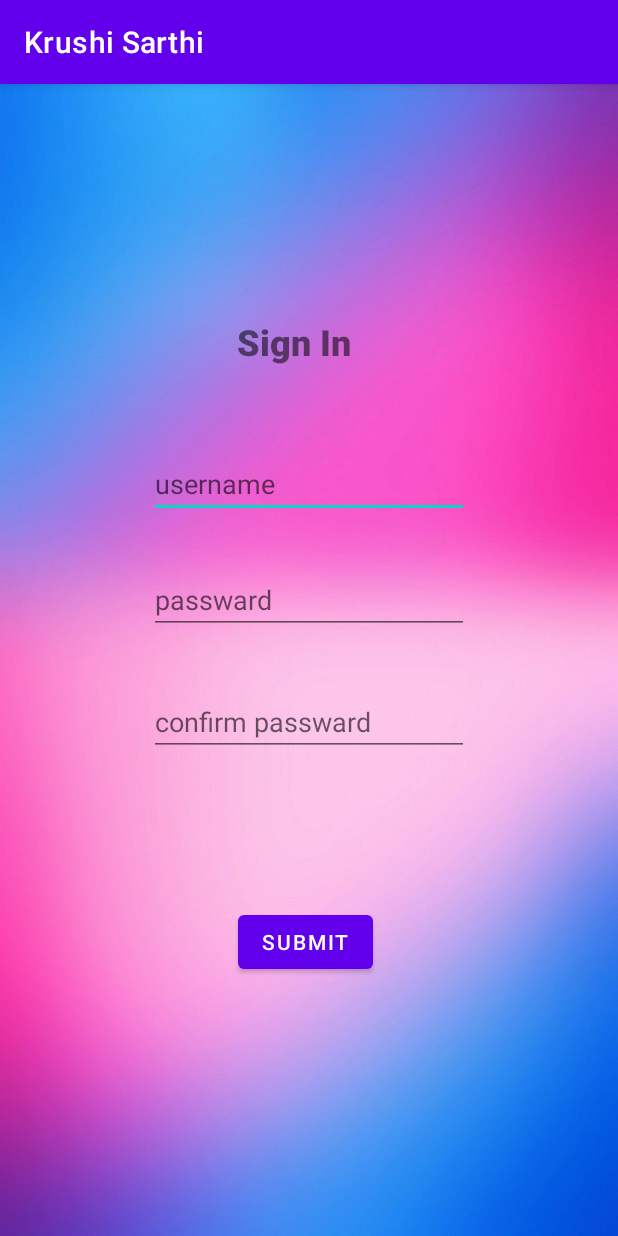
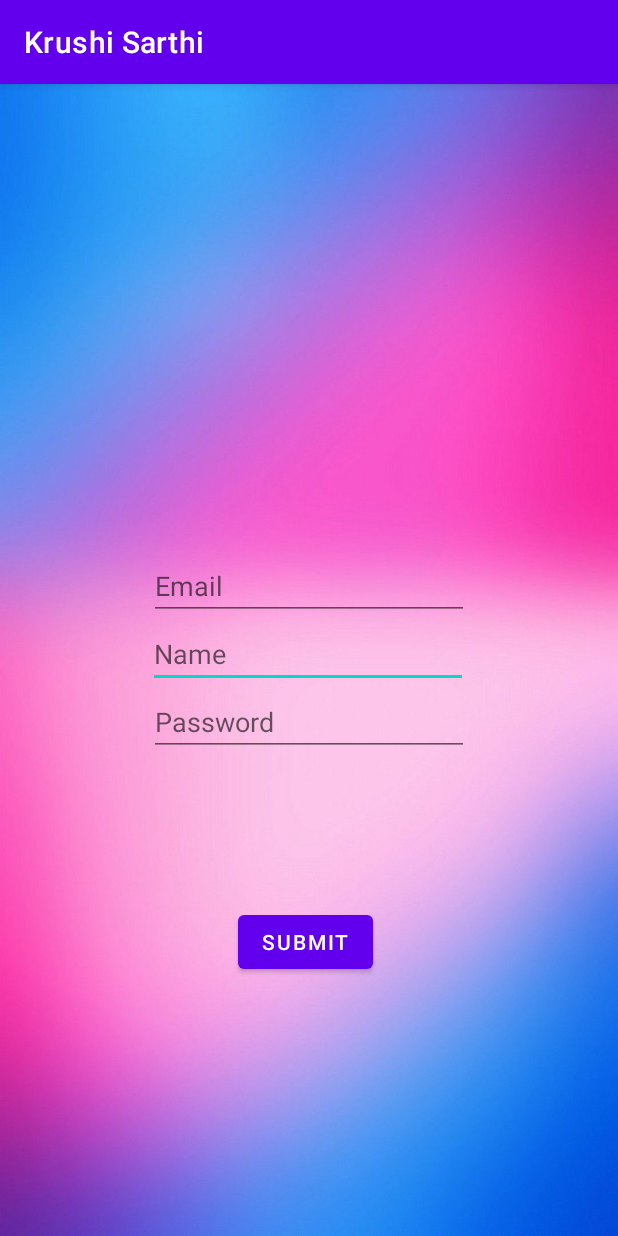
Before and after one commit to wajitshaikh1431/Krushi_Sarthi, an Android app: the screen it shows after launch (signin_activity before the commit, signup_activity after it), after a tap on "SIGN_UP", on a phone screen of 412 x 824 dp. Run offline under Robolectric (Android 15) with nearby library versions, the phone set to English and light mode, and no system bars; our stand-ins replace Firebase (no records; nobody signed in at launch, a user with empty details on screens opened directly).

Commit message:
auth with firebase added in the signup and login

```diff
--- a/app/build.gradle
+++ b/app/build.gradle
@@ -1,5 +1,6 @@
 plugins {
     id 'com.android.application'
+    id 'com.google.gms.google-services'
 }
 
 android {
@@ -40,6 +41,7 @@ dependencies {
     implementation 'androidx.lifecycle:lifecycle-livedata-ktx:2.5.1'
     implementation 'androidx.lifecycle:lifecycle-viewmodel-ktx:2.5.1'
     implementation 'androidx.cardview:cardview:1.0.0'
+    implementation 'com.google.firebase:firebase-auth:19.2.0'
 
     testImplementation 'junit:junit:4.13.2'
     androidTestImplementation 'androidx.test.ext:junit:1.1.4'
--- a/app/src/main/AndroidManifest.xml
+++ b/app/src/main/AndroidManifest.xml
@@ -45,7 +45,7 @@
             android:exported="false"
             android:label="@string/title_activity_login" />
         <activity
-            android:name=".signin_activity"
+            android:name=".signup_activity"
             android:exported="false">
             <meta-data
                 android:name="android.app.lib_name"
--- a/app/src/main/java/www/wajit/krushisarthi/MainActivity.java
+++ b/app/src/main/java/www/wajit/krushisarthi/MainActivity.java
@@ -5,22 +5,29 @@ import androidx.appcompat.app.AppCompatActivity;
 import android.content.Intent;
 import android.os.Bundle;
 import android.view.View;
-import android.widget.Button;
+import android.widget.Toast;
+
+import com.google.firebase.auth.FirebaseAuth;
+import com.google.firebase.auth.FirebaseUser;
 
 public class MainActivity extends AppCompatActivity {
+
+
+    private FirebaseAuth mAuth;
+    String currentUser = null;
 
     @Override
     protected void onCreate(Bundle savedInstanceState) {
         super.onCreate(savedInstanceState);
-        setContentView(R.layout.activity_main);
 
 
+        setContentView(R.layout.activity_main);
 
     }
 
 
-        public void btnnext(View view) {
-        Intent i = new Intent(MainActivity.this, signin_activity.class);
+    public void btnnext(View view) {
+        Intent i = new Intent(MainActivity.this, signup_activity.class);
         startActivity(i);
 
 
@@ -31,4 +38,6 @@ public class MainActivity extends AppCompatActivity {
         startActivity(b);
 
     }
+
+    private void reload() { }
 }
--- a/app/src/main/java/www/wajit/krushisarthi/signin_activity.java
+++ /dev/null
@@ -1,21 +0,0 @@
-package www.wajit.krushisarthi;
-
-import androidx.appcompat.app.AppCompatActivity;
-
-import android.content.Intent;
-import android.os.Bundle;
-import android.view.View;
-
-public class signin_activity extends AppCompatActivity {
-
-    @Override
-    protected void onCreate(Bundle savedInstanceState) {
-        super.onCreate(savedInstanceState);
-        setContentView(R.layout.activity_signin);
-    }
-
-    public void btnBack(View view) {
-        Intent i=new Intent(this, MainActivity.class);
-        startActivity(i);
-    }
-}
--- /dev/null
+++ b/app/src/main/java/www/wajit/krushisarthi/signup_activity.java
@@ -0,0 +1,111 @@
+package www.wajit.krushisarthi;
+
+import androidx.annotation.NonNull;
+import androidx.appcompat.app.AppCompatActivity;
+
+import android.content.Intent;
+import android.os.Bundle;
+import android.text.TextUtils;
+import android.view.View;
+import android.widget.Button;
+import android.widget.EditText;
+import android.widget.Toast;
+
+import com.google.android.gms.tasks.OnCompleteListener;
+import com.google.android.gms.tasks.Task;
+import com.google.firebase.auth.AuthResult;
+import com.google.firebase.auth.FirebaseAuth;
+
+public class signup_activity extends AppCompatActivity {
+
+
+    private EditText emailTextView, passwordTextView, usernameTextView;
+    private Button Btn;
+    private FirebaseAuth mAuth;
+
+
+    @Override
+    protected void onCreate(Bundle savedInstanceState)
+    {
+        super.onCreate(savedInstanceState);
+        setContentView(R.layout.activity_signup);
+
+        // taking FirebaseAuth instance
+        mAuth = FirebaseAuth.getInstance();
+
+        // initialising all views through id defined above
+        emailTextView = findViewById(R.id.email_u);
+        passwordTextView = findViewById(R.id.passwod_u);
+        Btn = findViewById(R.id.signup);
+usernameTextView = findViewById(R.id.username);
+        // Set on Click Listener on Registration button
+        Btn.setOnClickListener(new View.OnClickListener() {
+            @Override
+            public void onClick(View v)
+            {
+                registerNewUser();
+            }
+        });
+    }
+
+    private void registerNewUser()
+    {
+
+        // show the visibility of progress bar to show loading
+
+        // Take the value of two edit texts in Strings
+        String email, password,username;
+        email = emailTextView.getText().toString();
+        password = passwordTextView.getText().toString();
+        username = usernameTextView.getText().toString();
+
+        // Validations for input email and password
+        if (TextUtils.isEmpty(email)) {
+            Toast.makeText(getApplicationContext(),
+                            "Please enter email!!",
+                            Toast.LENGTH_LONG)
+                    .show();
+            return;
+        }
+        if (TextUtils.isEmpty(password)) {
+            Toast.makeText(getApplicationContext(),
+                            "Please enter password!!",
+                            Toast.LENGTH_LONG)
+                    .show();
+            return;
+        }
+
+        // create new user or register new user
+        mAuth.createUserWithEmailAndPassword(email, password)
+                .addOnCompleteListener(new OnCompleteListener<AuthResult>() {
+
+                    @Override
+                    public void onComplete(@NonNull Task<AuthResult> task)
+                    {
+                        if (task.isSuccessful()) {
+                            Toast.makeText(getApplicationContext(),
+                                            "Registration successful!",
+                                            Toast.LENGTH_LONG)
+                                    .show();
+
+                                  Intent intent
+                                    = new Intent(signup_activity.this,
+                                    MainActivity.class);
+                            startActivity(intent);
+                        }
+                        else {
+
+                            // Registration failed
+                            Toast.makeText(
+                                            getApplicationContext(),
+                                            "Registration failed!!"
+                                                    + " Please try again later",
+                                            Toast.LENGTH_LONG)
+                                    .show();
+
+
+                        }
+                    }
+                });
+    }
+}
--- a/app/src/main/res/layout/activity_signin.xml
+++ b/app/src/main/res/layout/activity_signup.xml
@@ -5,66 +5,50 @@
     android:layout_width="match_parent"
     android:layout_height="match_parent"
     android:background="@drawable/signup_background"
-    tools:context=".signin_activity">
+    tools:context=".signup_activity">
 
     <EditText
-        android:id="@+id/editTextTextPersonName"
+        android:id="@+id/username"
         android:layout_width="wrap_content"
         android:layout_height="wrap_content"
-        android:layout_marginBottom="32dp"
         android:ems="10"
-        android:hint="username"
+        android:hint="Name"
         android:inputType="textPersonName"
-        app:layout_constraintBottom_toTopOf="@+id/editTextTextPersonName2"
+        app:layout_constraintBottom_toTopOf="@+id/passwod_u"
+        app:layout_constraintEnd_toEndOf="parent"
+        app:layout_constraintHorizontal_bias="0.497"
+        app:layout_constraintStart_toStartOf="parent" />
+
+    <EditText
+        android:id="@+id/email_u"
+        android:layout_width="wrap_content"
+        android:layout_height="wrap_content"
+        android:ems="10"
+        android:hint="Email"
+        android:inputType="textPersonName"
+        app:layout_constraintBottom_toTopOf="@+id/username"
         app:layout_constraintEnd_toEndOf="parent"
         app:layout_constraintStart_toStartOf="parent" />
 
     <EditText
-        android:id="@+id/editTextTextPersonName2"
-        android:layout_width="wrap_content"
-        android:layout_height="wrap_content"
-        android:layout_marginBottom="36dp"
-        android:ems="10"
-        android:hint="passward"
-        android:inputType="textPersonName"
-        app:layout_constraintBottom_toTopOf="@+id/editTextTextPersonName3"
-        app:layout_constraintEnd_toEndOf="parent"
-        app:layout_constraintStart_toStartOf="parent" />
-
-    <EditText
-        android:id="@+id/editTextTextPersonName3"
+        android:id="@+id/passwod_u"
         android:layout_width="wrap_content"
         android:layout_height="wrap_content"
         android:layout_marginBottom="100dp"
         android:ems="10"
-        android:hint="confirm passward"
+        android:hint="Password"
         android:inputType="textPersonName"
-        app:layout_constraintBottom_toTopOf="@+id/submit"
+        app:layout_constraintBottom_toTopOf="@+id/signup"
         app:layout_constraintEnd_toEndOf="parent"
         app:layout_constraintStart_toStartOf="parent" />
 
-    <TextView
-        android:id="@+id/signin"
-        android:layout_width="wrap_content"
-        android:layout_height="wrap_content"
-        android:layout_marginBottom="56dp"
-        android:fontFamily="sans-serif-black"
-        android:lineSpacingExtra="8sp"
-        android:text="Sign In"
-        android:textSize="24sp"
-        app:layout_constraintBottom_toTopOf="@+id/editTextTextPersonName"
-        app:layout_constraintEnd_toEndOf="parent"
-        app:layout_constraintHorizontal_bias="0.471"
-        app:layout_constraintStart_toStartOf="parent"
-        app:layout_constraintTop_toTopOf="parent"
-        app:layout_constraintVertical_bias="1.0" />
+
 
     <Button
-        android:id="@+id/submit"
+        android:id="@+id/signup"
         android:layout_width="wrap_content"
         android:layout_height="wrap_content"
         android:layout_marginBottom="172dp"
-        android:onClick="btnBack"
         android:text="Submit"
         app:layout_constraintBottom_toBottomOf="parent"
         app:layout_constraintEnd_toEndOf="parent"
```
Also changed, not shown: app/src/main/java/www/wajit/krushisarthi/login_activity.java (+110 -3 lines), app/src/main/res/layout-v21/activity_plants.xml (+1 -11 lines), app/src/main/res/layout/activity_login.xml (+4 -4 lines), build.gradle (+7 -3 lines).
